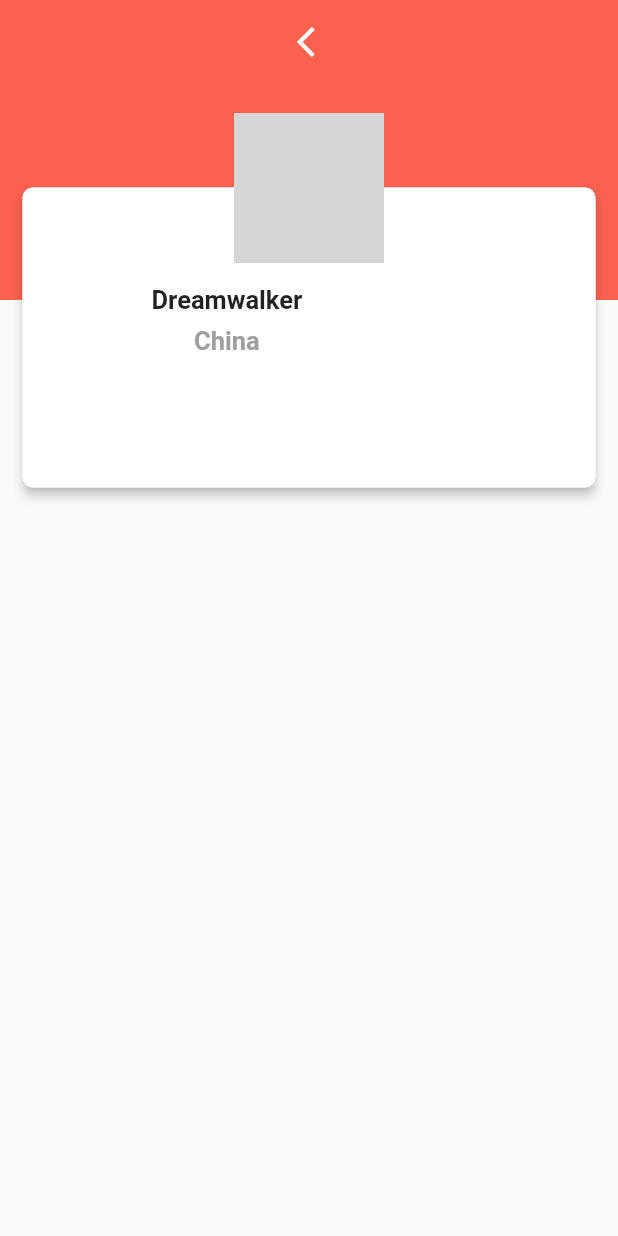
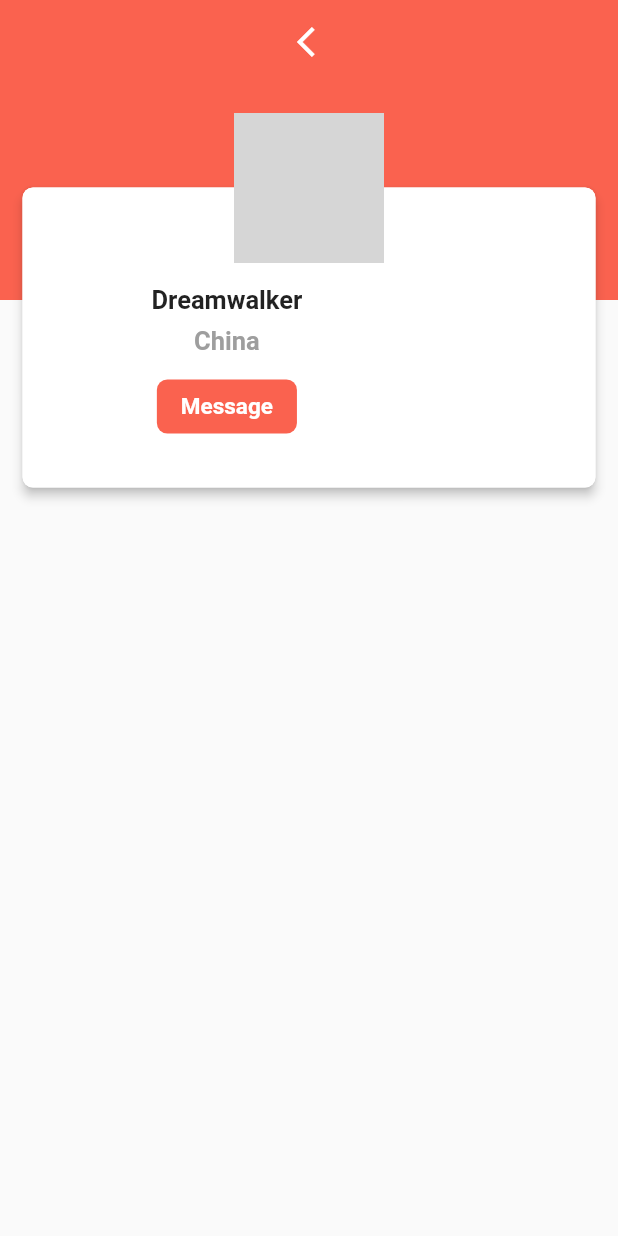
Before and after one commit to JAICHANGPARK/flutter_chef_profile, a Flutter app: the screen it shows after launch, on a phone screen of 412 x 824 dp. Run offline on Flutter 3.47's test engine with Material 2 defaults, Android fonts, the phone set to English and light mode, and no system bars; grey boxes are pictures that could not be loaded.

Commit message:
Update main.dart

```diff
--- a/lib/main.dart
+++ b/lib/main.dart
@@ -90,7 +90,27 @@ class _MyHomePageState extends State<MyHomePage> {
                       color: Colors.grey,
                     ),
                     ),
-                    SizedBox(height: 10.0,)
+                    SizedBox(height: 10.0,),
+                    Row(
+                      children: <Widget>[
+                        FlatButton(
+                          shape: RoundedRectangleBorder(
+                            borderRadius: BorderRadius.circular(7.0),
+
+                          ),
+                          color: Color(0xFFFA624F),
+                          onPressed: (){},
+                          child: Text(
+                            'Message',
+                            style: TextStyle(
+                              fontWeight: FontWeight.bold,
+                              fontSize: 15.0,
+                              color: Colors.white,
+                            ),
+                          ),
+                        )
+                      ],
+                    )
                   ],
                 ),
               )
```
